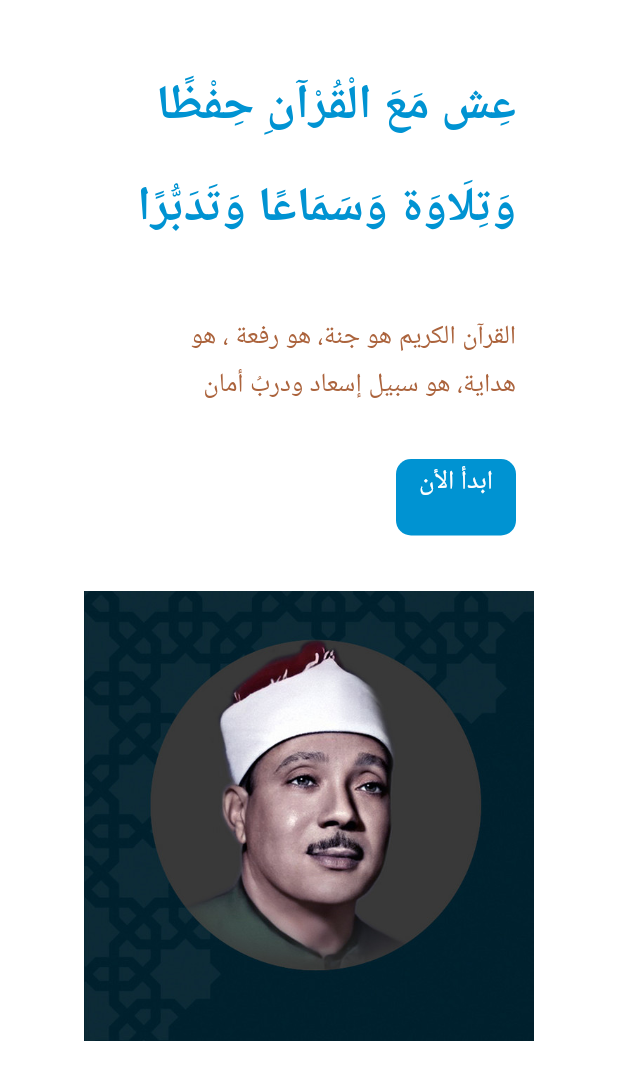
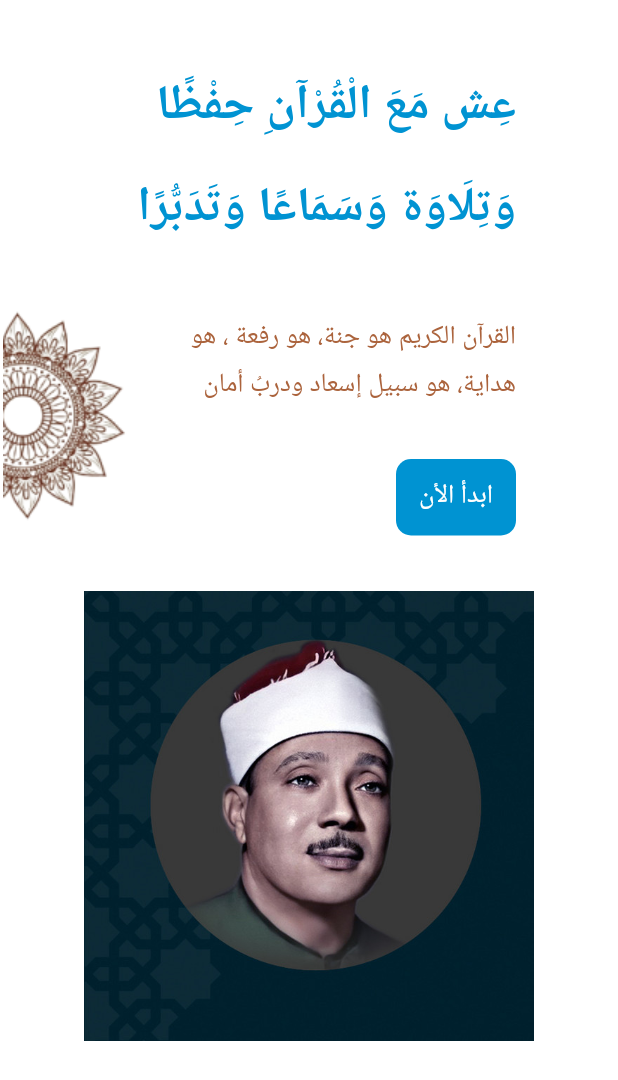
Before and after one commit to mhussin2008/mushaf_style, a Flutter app: the Splash_Screen2 widget shown alone on an empty page, opened directly, on a phone screen of 412 x 824 dp. Shown: the top 1080 px of the screen. Run offline on Flutter 3.47's test engine with Material 2 defaults, Android fonts, the phone set to English and light mode, and no system bars; our stand-ins replace google_fonts; Roboto replaces fonts that are missing (Amiri).

Commit message:
second screen finished

```diff
--- a/lib/splash_screen2.dart
+++ b/lib/splash_screen2.dart
@@ -71,7 +71,8 @@ class Splash_Screen2 extends StatelessWidget {
                         borderRadius:  BorderRadius.circular(10*fem),
                       ),
                       child:
-                      Text(
+                      Center(
+                        child: Text(
                           'ابدأ الأن',
                           textAlign:  TextAlign.center,
                           style:  GoogleFonts.amiri (
@@ -80,6 +81,7 @@ class Splash_Screen2 extends StatelessWidget {
                             fontWeight:  FontWeight.w400,
                             height:  1.76*ffem/fem,
                             color:  Color(0xffffffff),
+                          ),
                         ),
                       ),
                     ),
@@ -110,6 +112,14 @@ class Splash_Screen2 extends StatelessWidget {
                     ),
                   ),
                 ),
+                const Positioned(
+                  left: 0,
+                    top: 150,
+                    child: Align(
+                      child: Image(
+                          width: 100,
+                          image: AssetImage('assets/pictures/sidepic.png')),
+                    ))
 
               ],
             ),
```
Also changed, not shown: assets/pictures/other_pic.png (added), assets/pictures/sidepic.png (added), lib/generated/assets.dart. Lines whose indentation alone changed are shown as unchanged.
